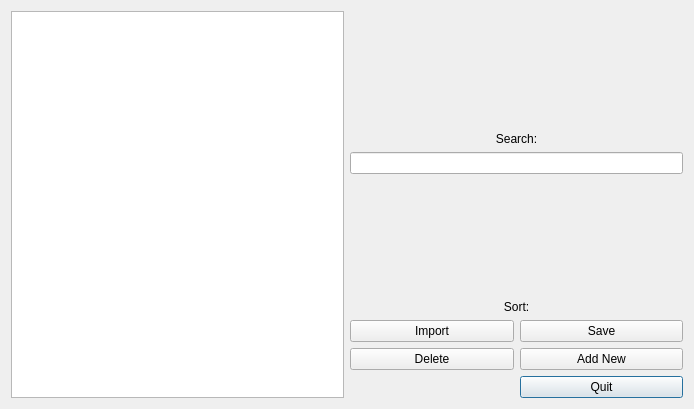
Qt form develop/ui/UIMailsDialog.ui (Albazos/Kuchen) before a commit.
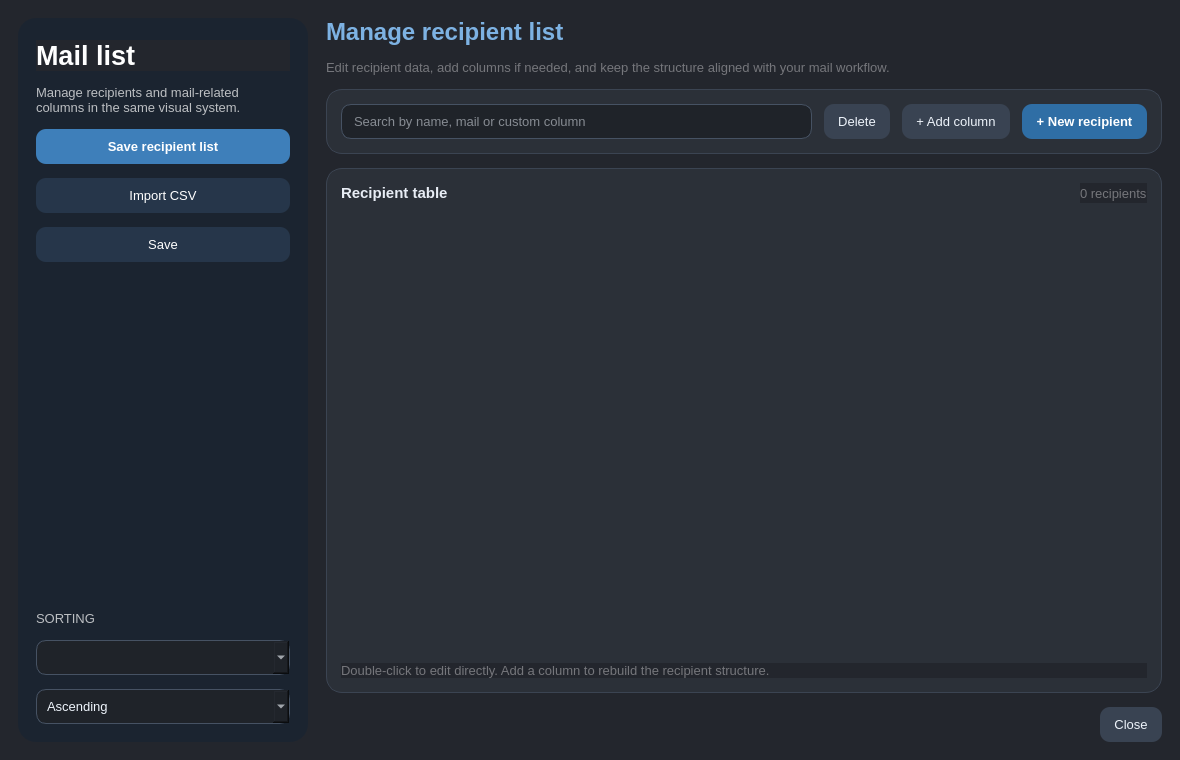
The same form after that commit.

What changed in the file:
```diff
--- a/develop/ui/UIMailsDialog.ui
+++ b/develop/ui/UIMailsDialog.ui
@@ -6,101 +6,392 @@
    <rect>
     <x>0</x>
     <y>0</y>
-    <width>694</width>
-    <height>409</height>
+    <width>1180</width>
+    <height>760</height>
    </rect>
   </property>
   <property name="windowTitle">
    <string>Dialog</string>
   </property>
-  <layout class="QHBoxLayout" name="horizontalLayout_4">
+  <property name="styleSheet">
+   <string notr="true">QDialog, QWidget {
+    background: #23262d;
+    color: #e8edf5;
+    font-family: "Segoe UI";
+    font-size: 10pt;
+}
+
+QFrame#fraSidebar {
+    background: #1b2430;
+    border-radius: 18px;
+}
+
+QFrame#fraToolbarCard, QFrame#fraTableCard {
+    background: #2b3038;
+    border: 1px solid #3b4452;
+    border-radius: 16px;
+}
+
+QPushButton {
+    border: none;
+    border-radius: 10px;
+    background: #394352;
+    color: #eef4fb;
+    padding: 10px 14px;
+}
+
+QPushButton#pbnAddRecipient {
+    background: #2f6ea5;
+    color: white;
+    font-weight: 700;
+}
+
+QPushButton#pbnSaveRecipientList {
+    background: #3e7fba;
+    color: white;
+    font-weight: 700;
+}
+
+QPushButton#pbnImport, QPushButton#pbnSave {
+    background: #26364a;
+    color: white;
+}
+
+QLabel#lblWindowTitle {
+    color: #7db2e3;
+    font-size: 18pt;
+    font-weight: 700;
+}
+
+QLabel#lblSidebarTitle {
+    color: white;
+    font-size: 20pt;
+    font-weight: 700;
+}
+
+QLabel#lblSidebarSubtitle, QLabel#lblWindowSubtitle, QLabel#lblTableMeta, QLabel#lblTableHint {
+    color: #75767b;
+}
+
+QLineEdit, QComboBox {
+    background: #1f2329;
+    color: #eef4fb;
+    border: 1px solid #465263;
+    border-radius: 10px;
+    padding: 8px 10px;
+    selection-background-color: #3e7fba;
+}
+
+QTableView {
+    background: transparent;
+    border: none;
+    color: #e8edf5;
+    gridline-color: #3b4452;
+    selection-background-color: #2f6ea5;
+    selection-color: white;
+}
+
+QHeaderView::section {
+    background: #313844;
+    color: #eef4fb;
+    border: none;
+    padding: 8px;
+    font-weight: 700;
+}</string>
+  </property>
+  <layout class="QHBoxLayout" name="layRoot">
+   <property name="spacing">
+    <number>18</number>
+   </property>
+   <property name="leftMargin">
+    <number>18</number>
+   </property>
+   <property name="topMargin">
+    <number>18</number>
+   </property>
+   <property name="rightMargin">
+    <number>18</number>
+   </property>
+   <property name="bottomMargin">
+    <number>18</number>
+   </property>
    <item>
-    <layout class="QHBoxLayout" name="horizontalLayout_2">
+    <widget class="QFrame" name="fraSidebar">
+     <property name="minimumSize">
+      <size>
+       <width>250</width>
+       <height>0</height>
+      </size>
+     </property>
+     <property name="maximumSize">
+      <size>
+       <width>290</width>
+       <height>16777215</height>
+      </size>
+     </property>
+     <property name="frameShape">
+      <enum>QFrame::Shape::StyledPanel</enum>
+     </property>
+     <layout class="QVBoxLayout" name="laySidebar">
+      <property name="spacing">
+       <number>14</number>
+      </property>
+      <property name="leftMargin">
+       <number>18</number>
+      </property>
+      <property name="topMargin">
+       <number>22</number>
+      </property>
+      <property name="rightMargin">
+       <number>18</number>
+      </property>
+      <property name="bottomMargin">
+       <number>18</number>
+      </property>
+      <item>
+       <widget class="QLabel" name="lblSidebarTitle">
+        <property name="text">
+         <string>Mail list</string>
+        </property>
+       </widget>
+      </item>
+      <item>
+       <widget class="QLabel" name="lblSidebarSubtitle">
+        <property name="styleSheet">
+         <string notr="true">color: rgba(255,255,255,180); background: transparent;</string>
+        </property>
+        <property name="text">
+         <string>Manage recipients and mail-related columns in the same visual system.</string>
+        </property>
+        <property name="wordWrap">
+         <bool>true</bool>
+        </property>
+       </widget>
+      </item>
+      <item>
+       <widget class="QPushButton" name="pbnSaveRecipientList">
+        <property name="text">
+         <string>Save recipient list</string>
+        </property>
+       </widget>
+      </item>
+      <item>
+       <widget class="QPushButton" name="pbnImport">
+        <property name="text">
+         <string>Import CSV</string>
+        </property>
+       </widget>
+      </item>
+      <item>
+       <widget class="QPushButton" name="pbnSave">
+        <property name="text">
+         <string>Save</string>
+        </property>
+       </widget>
+      </item>
+      <item>
+       <spacer name="spcSidebar">
+        <property name="orientation">
+         <enum>Qt::Orientation::Vertical</enum>
+        </property>
+        <property name="sizeHint" stdset="0">
+         <size>
+          <width>20</width>
+          <height>120</height>
+         </size>
+        </property>
+       </spacer>
+      </item>
+      <item>
+       <widget class="QLabel" name="lblSidebarSectionSort">
+        <property name="styleSheet">
+         <string notr="true">color: rgba(255,255,255,180); background: transparent;</string>
+        </property>
+        <property name="text">
+         <string>SORTING</string>
+        </property>
+       </widget>
+      </item>
+      <item>
+       <widget class="QComboBox" name="cmbSortField"/>
+      </item>
+      <item>
+       <widget class="QComboBox" name="cmbSortDirection">
+        <item>
+         <property name="text">
+          <string>Ascending</string>
+         </property>
+        </item>
+        <item>
+         <property name="text">
+          <string>Descending</string>
+         </property>
+        </item>
+       </widget>
+      </item>
+     </layout>
+    </widget>
+   </item>
+   <item>
+    <layout class="QVBoxLayout" name="layContent">
+     <property name="spacing">
+      <number>14</number>
+     </property>
      <item>
-      <widget class="QTableView" name="tableView"/>
+      <widget class="QLabel" name="lblWindowTitle">
+       <property name="text">
+        <string>Manage recipient list</string>
+       </property>
+      </widget>
      </item>
      <item>
-      <layout class="QHBoxLayout" name="horizontalLayout_3">
+      <widget class="QLabel" name="lblWindowSubtitle">
+       <property name="text">
+        <string>Edit recipient data, add columns if needed, and keep the structure aligned with your mail workflow.</string>
+       </property>
+      </widget>
+     </item>
+     <item>
+      <widget class="QFrame" name="fraToolbarCard">
+       <property name="frameShape">
+        <enum>QFrame::Shape::StyledPanel</enum>
+       </property>
+       <layout class="QHBoxLayout" name="layToolbar">
+        <property name="spacing">
+         <number>12</number>
+        </property>
+        <property name="leftMargin">
+         <number>14</number>
+        </property>
+        <property name="topMargin">
+         <number>14</number>
+        </property>
+        <property name="rightMargin">
+         <number>14</number>
+        </property>
+        <property name="bottomMargin">
+         <number>14</number>
+        </property>
+        <item>
+         <widget class="QLineEdit" name="ledSearch">
+          <property name="placeholderText">
+           <string>Search by name, mail or custom column</string>
+          </property>
+         </widget>
+        </item>
+        <item>
+         <widget class="QPushButton" name="pbnDelete">
+          <property name="text">
+           <string>Delete</string>
+          </property>
+         </widget>
+        </item>
+        <item>
+         <widget class="QPushButton" name="pbnAddColumn">
+          <property name="text">
+           <string>+ Add column</string>
+          </property>
+         </widget>
+        </item>
+        <item>
+         <widget class="QPushButton" name="pbnAddRecipient">
+          <property name="text">
+           <string>+ New recipient</string>
+          </property>
+         </widget>
+        </item>
+       </layout>
+      </widget>
+     </item>
+     <item>
+      <widget class="QFrame" name="fraTableCard">
+       <property name="frameShape">
+        <enum>QFrame::Shape::StyledPanel</enum>
+       </property>
+       <layout class="QVBoxLayout" name="layTableCard">
+        <property name="spacing">
+         <number>12</number>
+        </property>
+        <property name="leftMargin">
+         <number>14</number>
+        </property>
+        <property name="topMargin">
+         <number>14</number>
+        </property>
+        <property name="rightMargin">
+         <number>14</number>
+        </property>
+        <property name="bottomMargin">
+         <number>14</number>
+        </property>
+        <item>
+         <layout class="QHBoxLayout" name="layMeta">
+          <item>
+           <widget class="QLabel" name="lblTableTitle">
+            <property name="styleSheet">
+             <string notr="true">font-weight: 700; font-size: 11pt; background: transparent;</string>
+            </property>
+            <property name="text">
+             <string>Recipient table</string>
+            </property>
+           </widget>
+          </item>
+          <item>
+           <spacer name="spcMeta">
+            <property name="orientation">
+             <enum>Qt::Orientation::Horizontal</enum>
+            </property>
+            <property name="sizeHint" stdset="0">
+             <size>
+              <width>40</width>
+              <height>20</height>
+             </size>
+            </property>
+           </spacer>
+          </item>
+          <item>
+           <widget class="QLabel" name="lblTableMeta">
+            <property name="text">
+             <string>0 recipients</string>
+            </property>
+           </widget>
+          </item>
+         </layout>
+        </item>
+        <item>
+         <widget class="QTableView" name="tbvMailList"/>
+        </item>
+        <item>
+         <widget class="QLabel" name="lblTableHint">
+          <property name="text">
+           <string>Double-click to edit directly. Add a column to rebuild the recipient structure.</string>
+          </property>
+         </widget>
+        </item>
+       </layout>
+      </widget>
+     </item>
+     <item>
+      <layout class="QHBoxLayout" name="layBottomBar">
        <item>
-        <layout class="QVBoxLayout" name="verticalLayout_2">
-         <item>
-          <widget class="QLabel" name="labSearch">
-           <property name="text">
-            <string>Search:</string>
-           </property>
-           <property name="alignment">
-            <set>Qt::AlignmentFlag::AlignBottom|Qt::AlignmentFlag::AlignHCenter</set>
-           </property>
-          </widget>
-         </item>
-         <item>
-          <widget class="QLineEdit" name="leSearch">
-           <property name="clearButtonEnabled">
-            <bool>false</bool>
-           </property>
-          </widget>
-         </item>
-         <item>
-          <layout class="QVBoxLayout" name="verticalLayout">
-           <item>
-            <widget class="QLabel" name="labSort">
-             <property name="text">
-              <string>Sort:</string>
-             </property>
-             <property name="alignment">
-              <set>Qt::AlignmentFlag::AlignBottom|Qt::AlignmentFlag::AlignHCenter</set>
-             </property>
-            </widget>
-           </item>
-          </layout>
-         </item>
-         <item>
-          <layout class="QHBoxLayout" name="horizontalLayout">
-           <item>
-            <layout class="QGridLayout" name="gridLayout">
-             <item row="3" column="1">
-              <widget class="QPushButton" name="pbnQuit">
-               <property name="text">
-                <string>Quit</string>
-               </property>
-              </widget>
-             </item>
-             <item row="1" column="0">
-              <widget class="QPushButton" name="pbnImport">
-               <property name="text">
-                <string>Import</string>
-               </property>
-              </widget>
-             </item>
-             <item row="2" column="1">
-              <widget class="QPushButton" name="pbnAdd">
-               <property name="enabled">
-                <bool>true</bool>
-               </property>
-               <property name="text">
-                <string>Add New</string>
-               </property>
-              </widget>
-             </item>
-             <item row="1" column="1">
-              <widget class="QPushButton" name="pbnSave">
-               <property name="text">
-                <string>Save</string>
-               </property>
-              </widget>
-             </item>
-             <item row="2" column="0">
-              <widget class="QPushButton" name="pbnDelete">
-               <property name="text">
-                <string>Delete</string>
-               </property>
-              </widget>
-             </item>
-            </layout>
-           </item>
-          </layout>
-         </item>
-        </layout>
+        <spacer name="spcBottom">
+         <property name="orientation">
+          <enum>Qt::Orientation::Horizontal</enum>
+         </property>
+         <property name="sizeHint" stdset="0">
+          <size>
+           <width>40</width>
+           <height>20</height>
+          </size>
+         </property>
+        </spacer>
+       </item>
+       <item>
+        <widget class="QPushButton" name="pbnQuit">
+         <property name="text">
+          <string>Close</string>
+         </property>
+        </widget>
        </item>
       </layout>
      </item>
```
Left out of the diff: 2 changed lines with no effect on the pictures.
